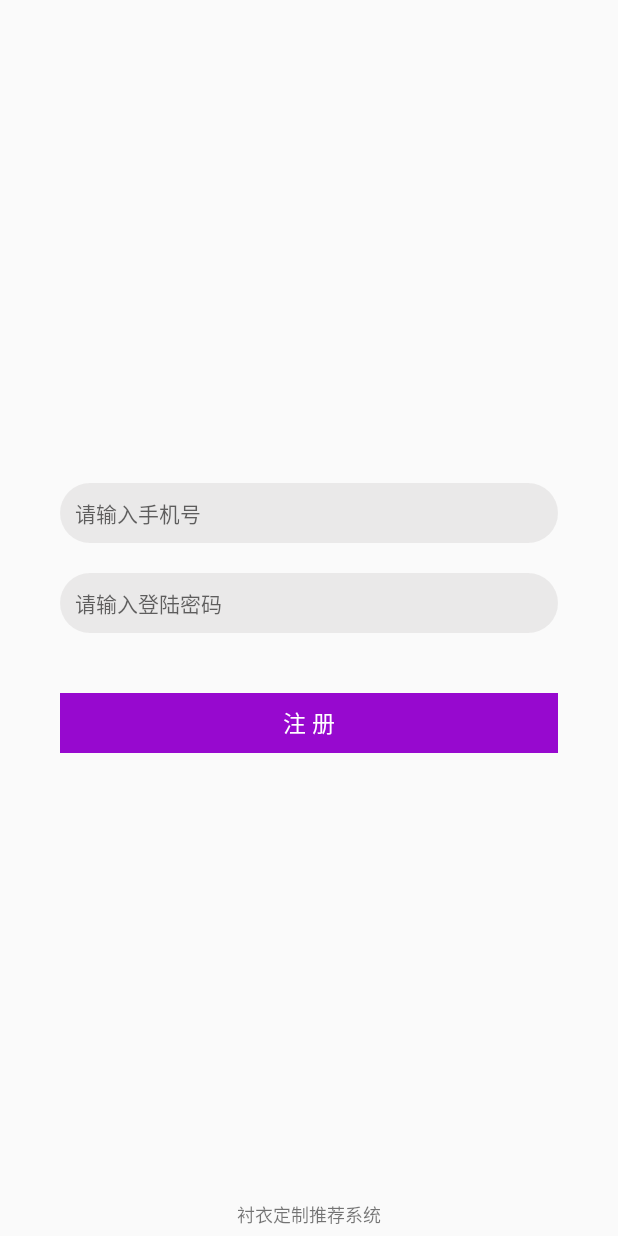
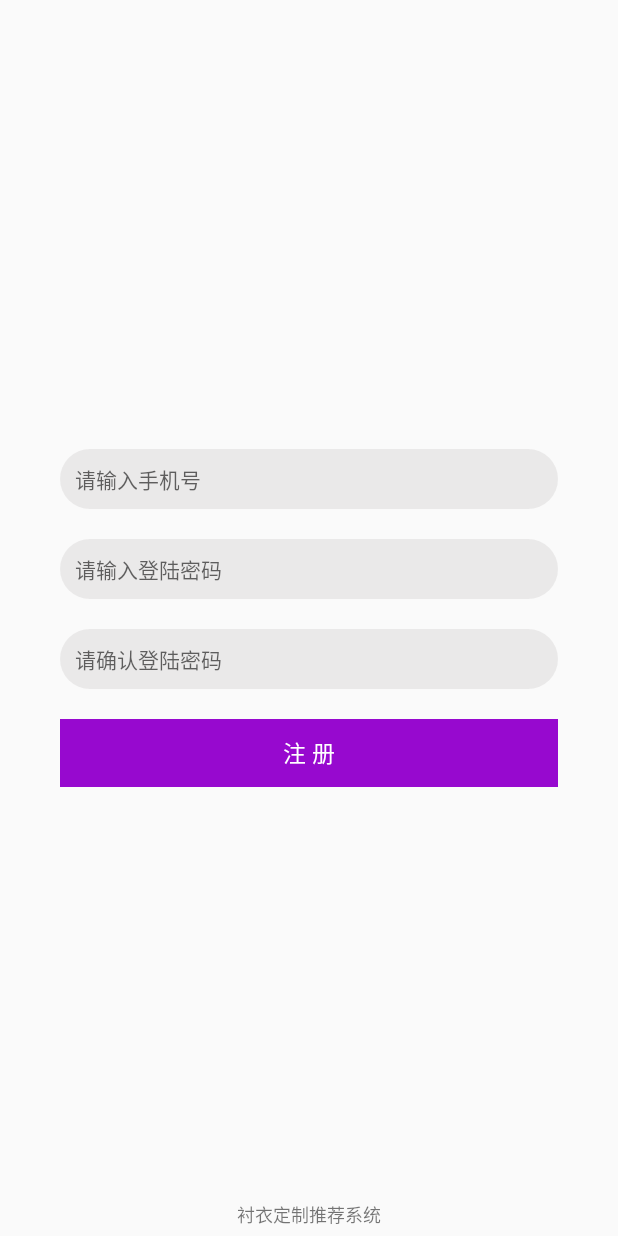
Before and after one commit to zhuandian/ShirtMade, an Android app: the layout activity_user_register.xml on its own in the app's theme, with its tools: preview values and no code run, on a phone screen of 412 x 824 dp. Run offline under Robolectric (Android 15) with nearby library versions, the phone set to English and light mode, and no system bars.

Commit message:
修改登陆注册页细节

```diff
--- a/app/src/main/res/layout/activity_login.xml
+++ b/app/src/main/res/layout/activity_login.xml
@@ -21,7 +21,7 @@
             android:layout_marginTop="20dp"
             android:layout_marginRight="20dp"
             android:background="@drawable/shape_login_bg"
-            android:hint="请输入手机号"
+            android:hint="请输入用户名"
             android:paddingLeft="10dp"
             android:textSize="14sp" />
 
--- a/app/src/main/res/layout/activity_user_register.xml
+++ b/app/src/main/res/layout/activity_user_register.xml
@@ -6,7 +6,7 @@
 
     <RelativeLayout
         android:layout_width="match_parent"
-        android:layout_height="220dp"
+        android:layout_height="wrap_content"
         android:layout_centerInParent="true"
         android:layout_gravity="center"
         android:layout_margin="20dp">
@@ -24,22 +24,35 @@
             android:textSize="14sp" />
 
         <EditText
-            android:layout_height="40dp"
-            android:background="@drawable/shape_login_bg"
-            android:paddingLeft="10dp"
             android:id="@+id/et_password"
             android:layout_width="match_parent"
+            android:layout_height="40dp"
             android:layout_below="@+id/et_username"
             android:layout_margin="20dp"
+            android:background="@drawable/shape_login_bg"
             android:hint="请输入登陆密码"
             android:inputType="numberPassword"
+            android:paddingLeft="10dp"
+            android:textSize="14sp" />
+
+        <EditText
+            android:id="@+id/et_sure_password"
+            android:layout_width="match_parent"
+            android:layout_height="40dp"
+            android:layout_below="@+id/et_password"
+            android:layout_marginLeft="20dp"
+            android:layout_marginRight="20dp"
+            android:background="@drawable/shape_login_bg"
+            android:hint="请确认登陆密码"
+            android:inputType="numberPassword"
+            android:paddingLeft="10dp"
             android:textSize="14sp" />
 
         <TextView
             android:id="@+id/tv_register"
             android:layout_width="match_parent"
             android:layout_height="45dp"
-            android:layout_below="@+id/et_password"
+            android:layout_below="@+id/et_sure_password"
             android:layout_margin="20dp"
             android:background="@color/colorPrimary"
             android:gravity="center"
```
Also changed, not shown: app/src/main/AndroidManifest.xml (+7 -1 lines), app/src/main/java/com/zhuandian/shirtmade/business/login/UserRegisterActivity.java (+6 -1 lines).
